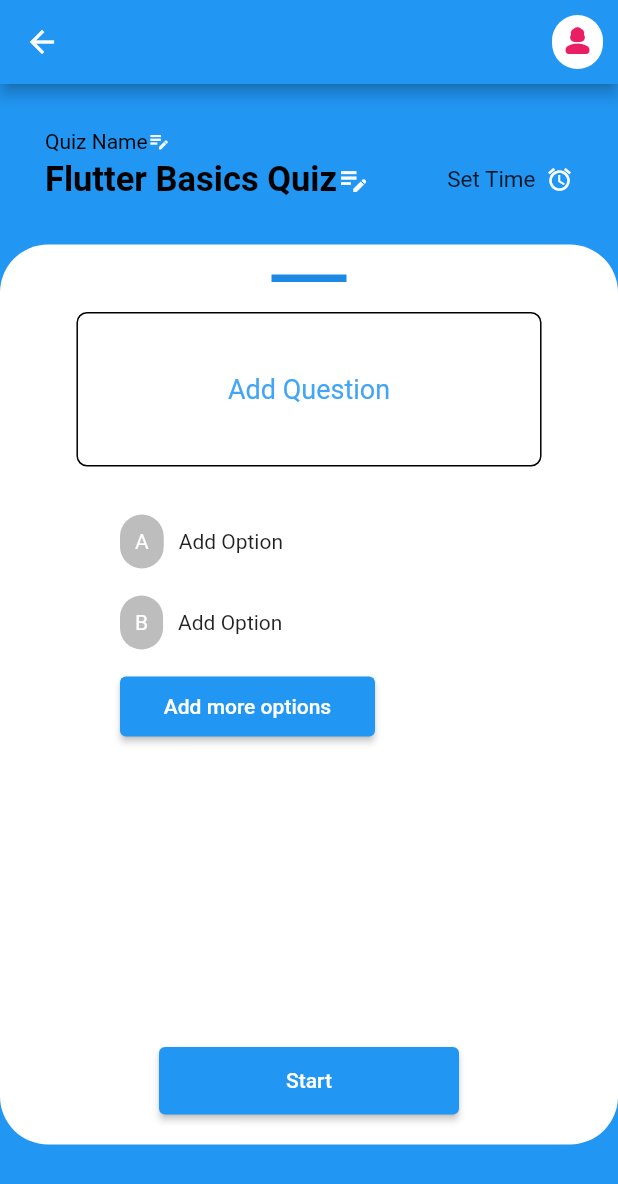
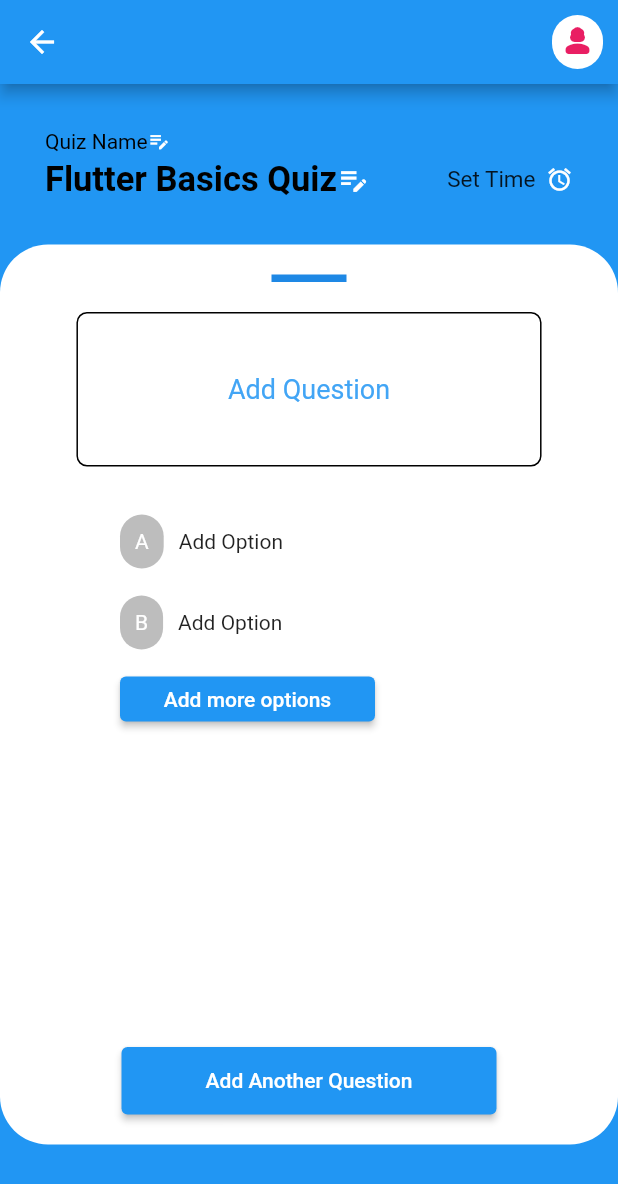
Before and after one commit to ashutosh7i/figma_to_flutter, a Flutter app: the OrganizerPage screen opened directly, on a phone screen of 412 x 824 dp. Shown: the top 1184 px of the screen. Run offline on Flutter 3.47's test engine with Material 2 defaults, Android fonts, the phone set to English and light mode, and no system bars.

Commit message:
fix: changed button title in button

```diff
--- a/lib/organizer/organizer_Page.dart
+++ b/lib/organizer/organizer_Page.dart
@@ -232,7 +232,7 @@ class OrganizerPage extends StatelessWidget {
                                     height: 18,
                                   ),
                                   Container(
-                                    height: 40,
+                                    height: 30,
                                     width: 170,
                                     child: ElevatedButton(
                                       onPressed: () {
@@ -255,7 +255,7 @@ class OrganizerPage extends StatelessWidget {
                       Spacer(),
                       Container(
                         height: 45,
-                        width: 200,
+                        width: 250,
                         child: ElevatedButton(
                           onPressed: () {
                             // Navigator.push(
@@ -265,7 +265,7 @@ class OrganizerPage extends StatelessWidget {
                             //   ),
                             // );
                           },
-                          child: Text("Start"),
+                          child: Text("Add Another Question"),
                         ),
                       ),
                     ]))),
```
